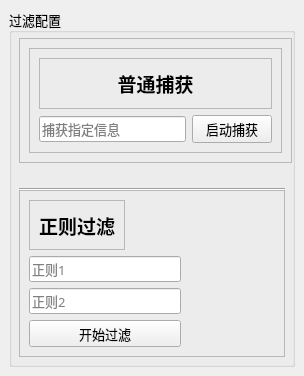
Qt form ui/parameter_filter.ui (jiang-xin9/PyCom) before a commit.
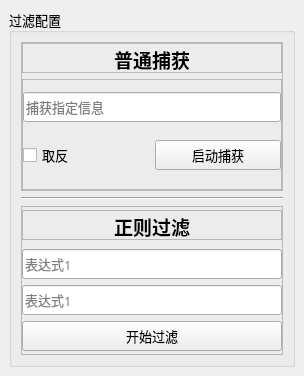
The same form after that commit. Icons and pictures are not drawn. Custom widgets are drawn as their Qt base class.

Patch:
```diff
--- a/ui/parameter_filter.ui
+++ b/ui/parameter_filter.ui
@@ -17,15 +17,21 @@
    <iconset resource="resources.qrc">
     <normaloff>:/icons/icon/favicon.ico</normaloff>:/icons/icon/favicon.ico</iconset>
   </property>
+  <layout class="QVBoxLayout" name="verticalLayout_8">
+   <property name="leftMargin">
+    <number>9</number>
+   </property>
+   <property name="topMargin">
+    <number>9</number>
+   </property>
+   <property name="rightMargin">
+    <number>9</number>
+   </property>
+   <property name="bottomMargin">
+    <number>9</number>
+   </property>
+   <item>
   <widget class="QGroupBox" name="groupBox">
-   <property name="geometry">
-    <rect>
-     <x>9</x>
-     <y>9</y>
-     <width>286</width>
-     <height>358</height>
-    </rect>
-   </property>
    <property name="font">
     <font>
      <family>微软雅黑</family>
@@ -35,52 +41,48 @@
    <property name="title">
     <string>过滤配置</string>
    </property>
-   <widget class="Line" name="line">
-    <property name="geometry">
-     <rect>
-      <x>10</x>
-      <y>172</y>
-      <width>266</width>
-      <height>16</height>
-     </rect>
-    </property>
-    <property name="orientation">
-     <enum>Qt::Horizontal</enum>
-    </property>
-   </widget>
+     <layout class="QVBoxLayout" name="verticalLayout_7">
+      <property name="leftMargin">
+       <number>9</number>
+      </property>
+      <property name="topMargin">
+       <number>9</number>
+      </property>
+      <property name="rightMargin">
+       <number>9</number>
+      </property>
+      <property name="bottomMargin">
+       <number>9</number>
+      </property>
+      <item>
    <widget class="QFrame" name="frame">
-    <property name="geometry">
-     <rect>
-      <x>10</x>
-      <y>29</y>
-      <width>273</width>
-      <height>125</height>
-     </rect>
-    </property>
     <property name="frameShape">
      <enum>QFrame::StyledPanel</enum>
     </property>
     <property name="frameShadow">
      <enum>QFrame::Raised</enum>
     </property>
-    <widget class="QFrame" name="frame_3">
-     <property name="geometry">
-      <rect>
-       <x>10</x>
-       <y>10</y>
-       <width>253</width>
-       <height>105</height>
-      </rect>
-     </property>
-     <property name="frameShape">
-      <enum>QFrame::StyledPanel</enum>
-     </property>
-     <property name="frameShadow">
-      <enum>QFrame::Raised</enum>
-     </property>
-     <layout class="QVBoxLayout" name="verticalLayout_6">
+        <layout class="QVBoxLayout" name="verticalLayout_3">
+         <property name="leftMargin">
+          <number>0</number>
+         </property>
+         <property name="topMargin">
+          <number>0</number>
+         </property>
+         <property name="rightMargin">
+          <number>0</number>
+         </property>
+         <property name="bottomMargin">
+          <number>0</number>
+         </property>
       <item>
        <widget class="QFrame" name="frame_5">
+           <property name="maximumSize">
+            <size>
+             <width>16777215</width>
+             <height>30</height>
+            </size>
+           </property>
         <property name="frameShape">
          <enum>QFrame::StyledPanel</enum>
         </property>
@@ -88,6 +90,18 @@
          <enum>QFrame::Raised</enum>
         </property>
         <layout class="QVBoxLayout" name="verticalLayout">
+            <property name="leftMargin">
+             <number>0</number>
+            </property>
+            <property name="topMargin">
+             <number>0</number>
+            </property>
+            <property name="rightMargin">
+             <number>0</number>
+            </property>
+            <property name="bottomMargin">
+             <number>0</number>
+            </property>
          <item>
           <widget class="QLabel" name="label">
            <property name="minimumSize">
@@ -122,16 +136,65 @@
        </widget>
       </item>
       <item>
-       <layout class="QHBoxLayout" name="horizontalLayout">
+          <widget class="QFrame" name="frame_3">
+           <property name="frameShape">
+            <enum>QFrame::StyledPanel</enum>
+           </property>
+           <property name="frameShadow">
+            <enum>QFrame::Raised</enum>
+           </property>
+           <layout class="QVBoxLayout" name="verticalLayout_2">
+            <property name="leftMargin">
+             <number>0</number>
+            </property>
+            <property name="topMargin">
+             <number>0</number>
+            </property>
+            <property name="rightMargin">
+             <number>0</number>
+            </property>
+            <property name="bottomMargin">
+             <number>6</number>
+            </property>
         <item>
-         <widget class="QLineEdit" name="lineEdit">
+             <widget class="NewLineEdit" name="capture_line">
+              <property name="minimumSize">
+               <size>
+                <width>0</width>
+                <height>30</height>
+               </size>
+              </property>
           <property name="placeholderText">
            <string>捕获指定信息</string>
           </property>
          </widget>
         </item>
         <item>
-         <widget class="QPushButton" name="pushButton">
+             <layout class="QHBoxLayout" name="horizontalLayout">
+              <item>
+               <widget class="CustomToggleButton" name="check_Inversion">
+                <property name="minimumSize">
+                 <size>
+                  <width>0</width>
+                  <height>30</height>
+                 </size>
+                </property>
+                <property name="layoutDirection">
+                 <enum>Qt::LeftToRight</enum>
+                </property>
+                <property name="text">
+                 <string>取反</string>
+                </property>
+               </widget>
+              </item>
+              <item>
+               <widget class="NewQPushButton" name="start_capture_btn">
+                <property name="minimumSize">
+                 <size>
+                  <width>0</width>
+                  <height>30</height>
+                 </size>
+                </property>
           <property name="text">
            <string>启动捕获</string>
           </property>
@@ -141,30 +204,45 @@
       </item>
      </layout>
     </widget>
-   </widget>
+         </item>
+        </layout>
+       </widget>
+      </item>
+      <item>
+       <widget class="Line" name="line">
+        <property name="orientation">
+         <enum>Qt::Horizontal</enum>
+        </property>
+       </widget>
+      </item>
+      <item>
    <widget class="QFrame" name="frame_2">
-    <property name="geometry">
-     <rect>
-      <x>10</x>
-      <y>181</y>
-      <width>266</width>
-      <height>167</height>
-     </rect>
-    </property>
     <property name="frameShape">
      <enum>QFrame::StyledPanel</enum>
     </property>
     <property name="frameShadow">
      <enum>QFrame::Raised</enum>
     </property>
+        <layout class="QVBoxLayout" name="verticalLayout_6">
+         <property name="leftMargin">
+          <number>0</number>
+         </property>
+         <property name="topMargin">
+          <number>0</number>
+         </property>
+         <property name="rightMargin">
+          <number>0</number>
+         </property>
+         <property name="bottomMargin">
+          <number>0</number>
+         </property>
+         <item>
     <widget class="QFrame" name="frame_4">
-     <property name="geometry">
-      <rect>
-       <x>10</x>
-       <y>10</y>
-       <width>96</width>
-       <height>50</height>
-      </rect>
+           <property name="maximumSize">
+            <size>
+             <width>16777215</width>
+             <height>30</height>
+            </size>
      </property>
      <property name="frameShape">
       <enum>QFrame::StyledPanel</enum>
@@ -173,6 +251,18 @@
       <enum>QFrame::Raised</enum>
      </property>
      <layout class="QVBoxLayout" name="verticalLayout_4">
+            <property name="leftMargin">
+             <number>0</number>
+            </property>
+            <property name="topMargin">
+             <number>0</number>
+            </property>
+            <property name="rightMargin">
+             <number>0</number>
+            </property>
+            <property name="bottomMargin">
+             <number>0</number>
+            </property>
       <item>
        <widget class="QLabel" name="label_2">
         <property name="minimumSize">
@@ -205,45 +295,78 @@
       </item>
      </layout>
     </widget>
-    <widget class="QWidget" name="">
-     <property name="geometry">
-      <rect>
-       <x>10</x>
-       <y>66</y>
-       <width>152</width>
-       <height>91</height>
-      </rect>
-     </property>
+         </item>
+         <item>
      <layout class="QVBoxLayout" name="verticalLayout_5">
       <item>
-       <widget class="QLineEdit" name="lineEdit_2">
+            <widget class="NewLineEdit" name="re1_line">
+             <property name="minimumSize">
+              <size>
+               <width>0</width>
+               <height>30</height>
+              </size>
+             </property>
         <property name="text">
          <string/>
         </property>
         <property name="placeholderText">
-         <string>正则1</string>
+              <string>表达式1</string>
         </property>
        </widget>
       </item>
       <item>
-       <widget class="QLineEdit" name="lineEdit_3">
+            <widget class="NewLineEdit" name="re2_line">
+             <property name="minimumSize">
+              <size>
+               <width>0</width>
+               <height>30</height>
+              </size>
+             </property>
         <property name="placeholderText">
-         <string>正则2</string>
+              <string>表达式1</string>
         </property>
        </widget>
       </item>
       <item>
-       <widget class="QPushButton" name="pushButton_2">
+            <widget class="NewQPushButton" name="filter_btn">
+             <property name="minimumSize">
+              <size>
+               <width>0</width>
+               <height>30</height>
+              </size>
+             </property>
         <property name="text">
          <string>开始过滤</string>
         </property>
        </widget>
       </item>
      </layout>
-    </widget>
-   </widget>
-  </widget>
- </widget>
+         </item>
+        </layout>
+       </widget>
+      </item>
+     </layout>
+    </widget>
+   </item>
+  </layout>
+ </widget>
+ <customwidgets>
+  <customwidget>
+   <class>NewQPushButton</class>
+   <extends>QPushButton</extends>
+   <header>newqpushbutton.h</header>
+  </customwidget>
+  <customwidget>
+   <class>CustomToggleButton</class>
+   <extends>QCheckBox</extends>
+   <header>customtogglebutton.h</header>
+  </customwidget>
+  <customwidget>
+   <class>NewLineEdit</class>
+   <extends>QLineEdit</extends>
+   <header>newlineedit.h</header>
+  </customwidget>
+ </customwidgets>
  <resources>
   <include location="resources.qrc"/>
  </resources>
```
Lines whose indentation alone changed are shown as unchanged.
